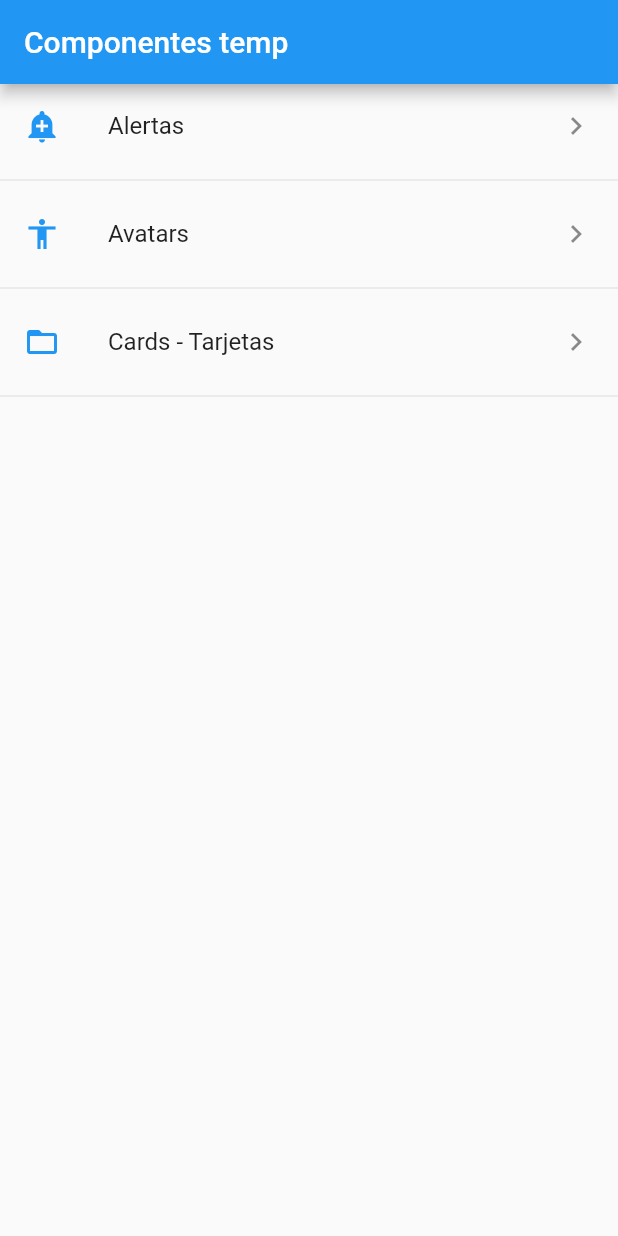
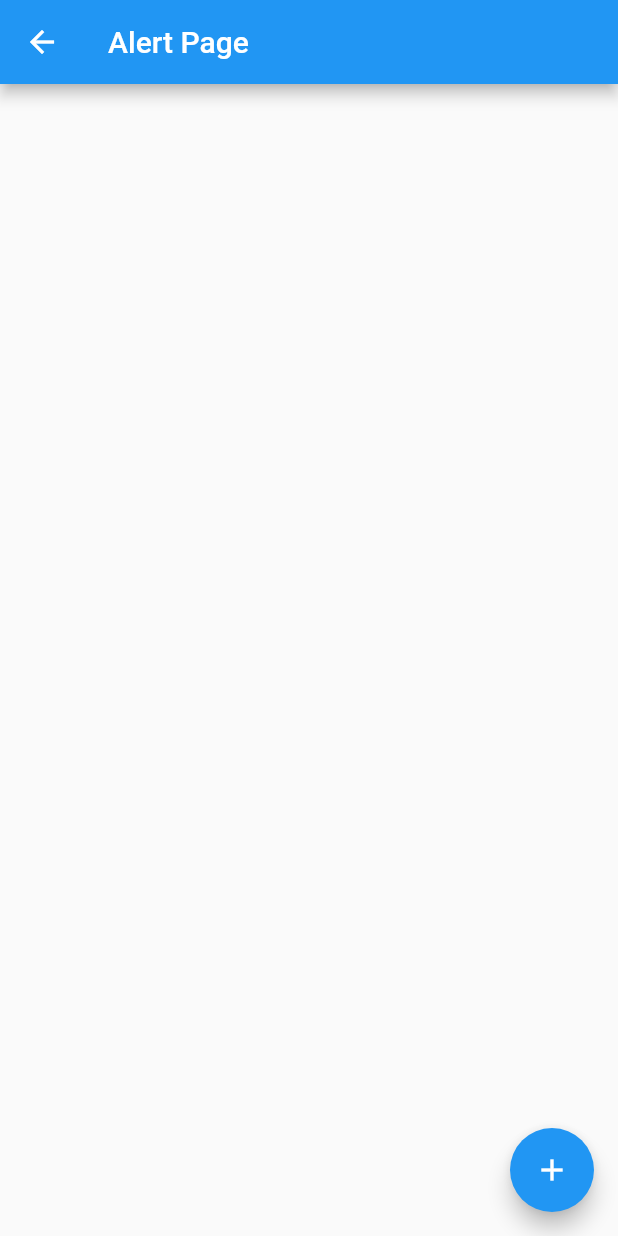
Before and after one commit to cfcaceres/flutter-componentes, a Flutter app: the screen it shows after launch, after a tap on "Alertas", on a phone screen of 412 x 824 dp. Run offline on Flutter 3.47's test engine with Material 2 defaults, Android fonts, the phone set to English and light mode, and no system bars.

```diff
--- a/lib/main.dart
+++ b/lib/main.dart
@@ -1,3 +1,5 @@
+import 'package:componentes/src/pages/alert_page.dart';
+import 'package:componentes/src/pages/avatar_page.dart';
 import 'package:componentes/src/pages/home.page.dart';
 import 'package:componentes/src/pages/home_temp.dart';
 import 'package:flutter/material.dart';
@@ -8,8 +10,15 @@ class MyApp extends StatelessWidget {
   @override
   Widget build(BuildContext context) {
     return MaterialApp(
-        debugShowCheckedModeBanner: false,
-        title: 'Componentes',
-        home: HomePage());
+      title: 'Componentes App',
+      debugShowCheckedModeBanner: false,
+      // home: HomePage());
+      initialRoute: '/',
+      routes: <String, WidgetBuilder>{
+        '/': (BuildContext context) => HomePage(),
+        'alert': (BuildContext context) => AlertPage(),
+        'avatar': (BuildContext context) => AvatarPage(),
+      },
+    );
   }
 }
--- /dev/null
+++ b/lib/src/pages/alert_page.dart
@@ -0,0 +1,18 @@
+import 'package:flutter/material.dart';
+
+class AlertPage extends StatelessWidget {
+  @override
+  Widget build(BuildContext context) {
+    return Scaffold(
+      appBar: AppBar(
+        title: Text('Alert Page'),
+      ),
+      floatingActionButton: FloatingActionButton(
+        child: Icon(Icons.add),
+        onPressed: () {
+          Navigator.pop(context);
+        },
+      ),
+    );
+  }
+}
--- a/lib/src/pages/home.page.dart
+++ b/lib/src/pages/home.page.dart
@@ -1,3 +1,4 @@
+import 'package:componentes/src/pages/alert_page.dart';
 import 'package:componentes/src/providers/menu_provider.dart';
 import 'package:componentes/src/utils/icono_string.dart';
 import 'package:flutter/material.dart';
@@ -21,13 +22,13 @@ class HomePage extends StatelessWidget {
       // initialData: [],
       builder: (context, AsyncSnapshot<List<dynamic>> snapshot) {
         return ListView(
-          children: _listItems(snapshot.data),
+          children: _listItems(context, snapshot.data),
         );
       },
     );
   }
 
-  List<Widget> _listItems(List<dynamic>? data) {
+  List<Widget> _listItems(BuildContext context, List<dynamic>? data) {
     final List<Widget> lista = [];
     data?.forEach((element) {
       lista
@@ -36,7 +37,11 @@ class HomePage extends StatelessWidget {
           // subtitle: Text('Cualquier cosa'),
           leading: getIcon(element['icon']),
           trailing: Icon(Icons.keyboard_arrow_right),
-          onTap: () {},
+          onTap: () {
+            Navigator.pushNamed(context, element['ruta']);
+            // final route = MaterialPageRoute(builder: (context) => AlertPage());
+            // Navigator.push(context, route);
+          },
         ))
         ..add(Divider());
     });
```
Also changed, not shown: lib/src/pages/avatar_page.dart (added, +12 -0 lines).
